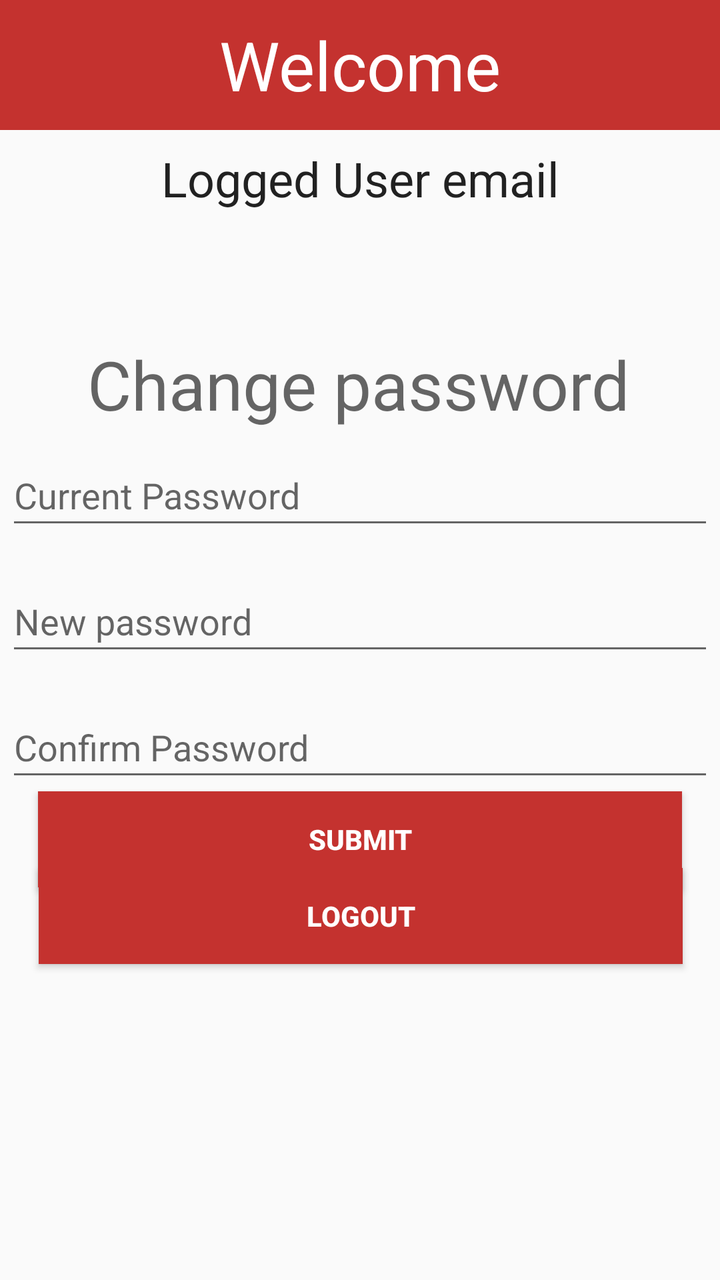
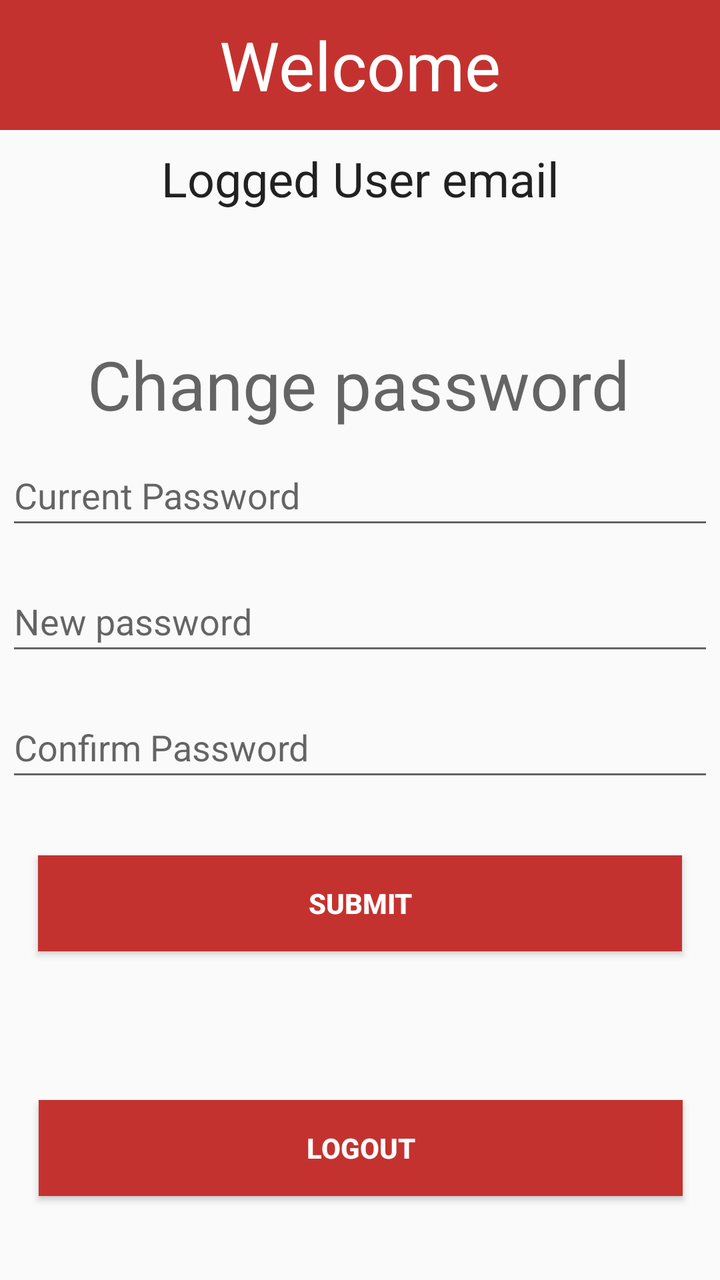

Two renders of the same Android screen: before a commit and after it. Below are the layout's source before the change and the commit's diff.
<!-- AndroidManifest.xml: application theme AppTheme -->
<!-- res/layout/activity_dashboard.xml -->
<?xml version="1.0" encoding="utf-8"?>
<androidx.constraintlayout.widget.ConstraintLayout xmlns:android="http://schemas.android.com/apk/res/android"
    xmlns:app="http://schemas.android.com/apk/res-auto"
    xmlns:tools="http://schemas.android.com/tools"
    android:layout_width="match_parent"
    android:layout_height="match_parent"
    tools:context=".Dashboard">

    <TextView
        android:id="@+id/tv_logged_user_name"
        android:layout_width="348dp"
        android:layout_height="wrap_content"
        android:layout_marginTop="8dp"
        android:gravity="center"
        android:text="@string/tv_logged_user_name"
        android:textAppearance="@style/TextAppearance.AppCompat.Large"
        android:textSize="24sp"
        app:autoSizeTextType="uniform"
        app:layout_constraintEnd_toEndOf="parent"
        app:layout_constraintStart_toStartOf="parent"
        app:layout_constraintTop_toBottomOf="@+id/tv_welcome" />

    <TextView
        android:id="@+id/tv_welcome"
        android:layout_width="0dp"
        android:layout_height="65dp"
        android:background="@color/colorPrimaryDark"
        android:gravity="center"
        android:text="@string/tv_welcome"
        android:textAppearance="@style/TextAppearance.AppCompat.Display1"
        android:textColor="#FFFFFF"
        app:layout_constraintEnd_toEndOf="parent"
        app:layout_constraintStart_toStartOf="parent"
        app:layout_constraintTop_toTopOf="parent" />

    <TextView
        android:id="@+id/lb_change_password"
        android:layout_width="wrap_content"
        android:layout_height="wrap_content"
        android:layout_marginTop="64dp"
        android:text="@string/lb_change_password"
        android:textAppearance="@style/TextAppearance.AppCompat.Display1"
        app:layout_constraintEnd_toEndOf="parent"
        app:layout_constraintHorizontal_bias="0.496"
        app:layout_constraintStart_toStartOf="parent"
        app:layout_constraintTop_toBottomOf="@+id/tv_logged_user_name" />

    <EditText
        android:id="@+id/et_original_password"
        android:layout_width="354dp"
        android:layout_height="47dp"
        android:layout_marginTop="8dp"
        android:layout_marginBottom="8dp"
        android:autofillHints=""
        android:ems="10"
        android:hint="@string/current_password"
        android:inputType="textPassword"
        app:layout_constraintBottom_toTopOf="@+id/et_new_password"
        app:layout_constraintEnd_toEndOf="parent"
        app:layout_constraintStart_toStartOf="parent"
        app:layout_constraintTop_toBottomOf="@+id/lb_change_password" />

    <EditText
        android:id="@+id/et_new_password"
        android:layout_width="354dp"
        android:layout_height="47dp"
        android:layout_marginTop="8dp"
        android:layout_marginBottom="8dp"
        android:autofillHints=""
        android:ems="10"
        android:hint="@string/new_password"
        android:inputType="textPassword"
        app:layout_constraintBottom_toTopOf="@+id/et_new_password_confirm"
        app:layout_constraintEnd_toEndOf="@+id/et_original_password"
        app:layout_constraintHorizontal_bias="0.0"
        app:layout_constraintStart_toStartOf="@+id/et_original_password"
        app:layout_constraintTop_toBottomOf="@+id/et_original_password" />

    <EditText
        android:id="@+id/et_new_password_confirm"
        android:layout_width="354dp"
        android:layout_height="47dp"
        android:layout_marginTop="8dp"
        android:layout_marginBottom="8dp"
        android:autofillHints=""
        android:ems="10"
        android:hint="@string/confirm_password"
        android:inputType="textPassword"
        app:layout_constraintBottom_toTopOf="@+id/btn_change_password_submit"
        app:layout_constraintEnd_toEndOf="@+id/et_new_password"
        app:layout_constraintHorizontal_bias="0.43"
        app:layout_constraintStart_toStartOf="@+id/et_new_password"
        app:layout_constraintTop_toBottomOf="@+id/et_new_password" />

    <Button
        android:id="@+id/btn_change_password_submit"
        android:layout_width="322dp"
        android:layout_height="0dp"
        android:background="@color/colorAccent"
        android:text="@string/submit"
        android:textColor="#FFFFFF"
        android:textStyle="bold"
        app:layout_constraintEnd_toEndOf="@+id/et_new_password_confirm"
        app:layout_constraintStart_toStartOf="@+id/et_new_password_confirm"
        app:layout_constraintTop_toBottomOf="@+id/et_new_password_confirm" />

    <Button
        android:id="@+id/btn_logout"
        android:layout_width="322dp"
        android:layout_height="wrap_content"
        android:layout_marginTop="32dp"
        android:layout_marginBottom="200dp"
        android:background="@color/colorPrimaryDark"
        android:text="Logout"
        android:textColor="#FFFFFF"
        android:textStyle="bold"
        app:layout_constraintBottom_toBottomOf="parent"
        app:layout_constraintEnd_toEndOf="parent"
        app:layout_constraintHorizontal_bias="0.505"
        app:layout_constraintStart_toStartOf="parent"
        app:layout_constraintTop_toBottomOf="@+id/btn_change_password_submit" />

</androidx.constraintlayout.widget.ConstraintLayout>
<!-- resources referenced by this layout -->
<resources>
  <color name="colorAccent">#c4322f</color>
  <color name="colorPrimaryDark">#c4322f</color>
  <string name="confirm_password">Confirm Password</string>
  <string name="current_password">Current Password</string>
  <string name="lb_change_password">Change password</string>
  <string name="new_password">New password</string>
  <string name="submit">Submit</string>
  <string name="tv_logged_user_name">Logged User email</string>
  <string name="tv_welcome">Welcome</string>
  <style name="AppTheme" parent="Theme.AppCompat.Light.DarkActionBar">
          
          <item name="colorPrimary">@color/colorPrimary</item>
          <item name="colorPrimaryDark">@color/colorPrimaryDark</item>
          <item name="colorAccent">@color/colorAccent</item>
      </style>
  <color name="colorPrimary">#c4322f</color>
</resources>

<!-- the commit's change to res/layout/activity_dashboard.xml (unified diff, before → after) -->
@@ -96,6 +96,7 @@
         android:id="@+id/btn_change_password_submit"
         android:layout_width="322dp"
         android:layout_height="0dp"
+        android:layout_marginTop="32dp"
         android:background="@color/colorAccent"
         android:text="@string/submit"
         android:textColor="#FFFFFF"
@@ -107,9 +108,8 @@
     <Button
         android:id="@+id/btn_logout"
         android:layout_width="322dp"
-        android:layout_height="wrap_content"
+        android:layout_height="48dp"
         android:layout_marginTop="32dp"
-        android:layout_marginBottom="200dp"
         android:background="@color/colorPrimaryDark"
         android:text="Logout"
         android:textColor="#FFFFFF"
